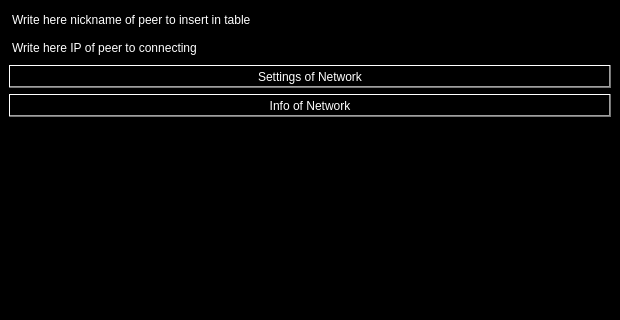
The window that Freechat/Designer/freechat.ui (bogdyname/Freechat-Windows) describes before a commit, drawn with Qt 5; both pictures show x 0 to 620 and y 0 to 320 of the 620 by 483 pixel window.
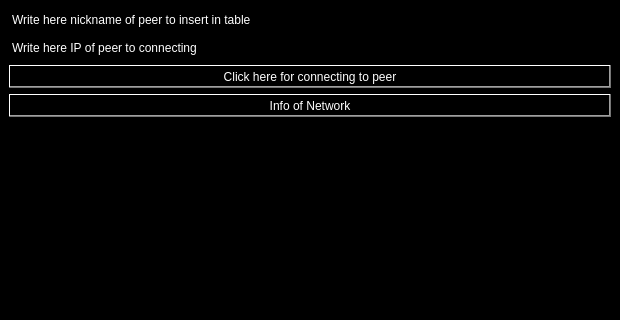
The same window after the commit. Icons and pictures are not drawn.

Patch:
```diff
--- a/Freechat/Designer/freechat.ui
+++ b/Freechat/Designer/freechat.ui
@@ -161,7 +161,7 @@
 font: 57 12pt &quot;Letter Gothic Std&quot;;</string>
        </property>
        <property name="text">
-        <string>Settings of Network</string>
+        <string>Click here for connecting to peer</string>
        </property>
       </widget>
      </item>
```
